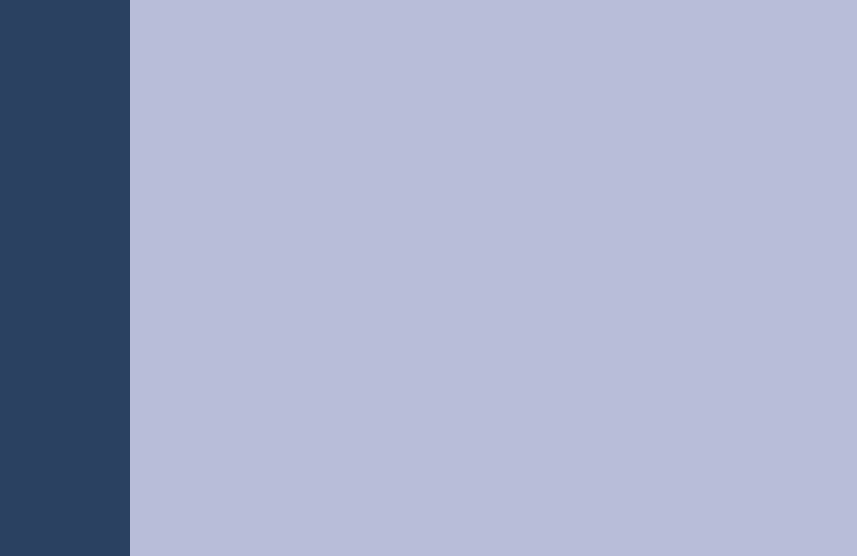
Before: the Qt Designer form cliente.ui in FernandoHS-0/ProyectoIS2, drawn with Qt 5.
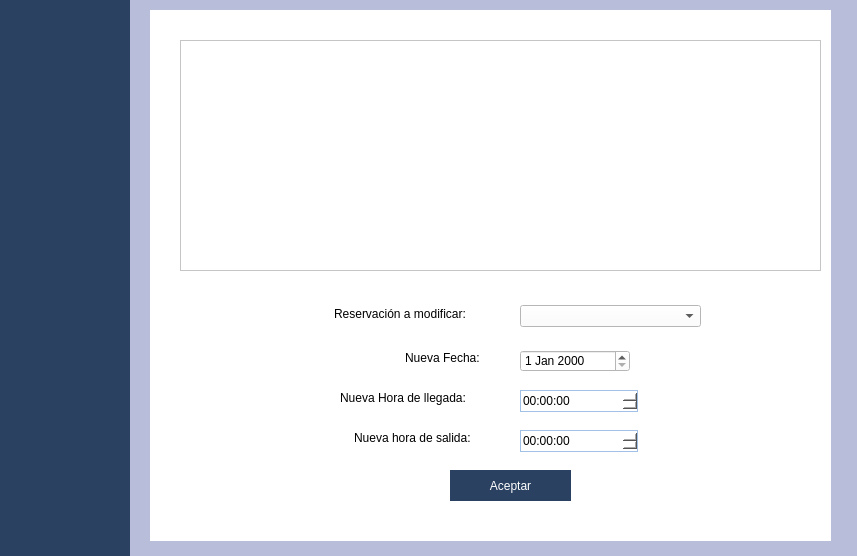
After: the same form once the commit is applied. The open tabs and pages were chosen to show the change. Icons and pictures are not drawn.

The edit to the form file:
```diff
--- a/cliente.ui
+++ b/cliente.ui
@@ -394,7 +394,168 @@
      </widget>
     </widget>
    </widget>
-   <widget class="QWidget" name="page_2"/>
+   <widget class="QWidget" name="page_2">
+    <widget class="QWidget" name="widget_5" native="true">
+     <property name="geometry">
+      <rect>
+       <x>20</x>
+       <y>10</y>
+       <width>681</width>
+       <height>531</height>
+      </rect>
+     </property>
+     <property name="styleSheet">
+      <string notr="true">QWidget{
+	background-color: white;
+}
+
+QLabel{
+	font: 12pt &quot;Corbel&quot;;
+	color: black,
+}
+
+QLineEdit{
+	border: 1px solid #A1C1E6;
+}
+
+QTimeEdit{
+	border: 1px solid #A1C1E6;
+	font: 10pt &quot;Corbel&quot;;
+}
+
+QCalendarWidget{
+	border: 1px solid #A1C1E6;
+}</string>
+     </property>
+     <widget class="QTableWidget" name="Registros">
+      <property name="geometry">
+       <rect>
+        <x>30</x>
+        <y>30</y>
+        <width>641</width>
+        <height>231</height>
+       </rect>
+      </property>
+     </widget>
+     <widget class="QTimeEdit" name="NuevaLlegada">
+      <property name="geometry">
+       <rect>
+        <x>370</x>
+        <y>380</y>
+        <width>118</width>
+        <height>22</height>
+       </rect>
+      </property>
+     </widget>
+     <widget class="QLabel" name="label_13">
+      <property name="geometry">
+       <rect>
+        <x>184</x>
+        <y>296</y>
+        <width>161</width>
+        <height>16</height>
+       </rect>
+      </property>
+      <property name="text">
+       <string>Reservación a modificar:</string>
+      </property>
+     </widget>
+     <widget class="QLabel" name="label_16">
+      <property name="geometry">
+       <rect>
+        <x>204</x>
+        <y>420</y>
+        <width>141</width>
+        <height>16</height>
+       </rect>
+      </property>
+      <property name="text">
+       <string>Nueva hora de salida:</string>
+      </property>
+     </widget>
+     <widget class="QTimeEdit" name="NuevaSalida">
+      <property name="geometry">
+       <rect>
+        <x>370</x>
+        <y>420</y>
+        <width>118</width>
+        <height>22</height>
+       </rect>
+      </property>
+     </widget>
+     <widget class="QLabel" name="label_15">
+      <property name="geometry">
+       <rect>
+        <x>190</x>
+        <y>380</y>
+        <width>161</width>
+        <height>16</height>
+       </rect>
+      </property>
+      <property name="text">
+       <string>Nueva Hora de llegada:</string>
+      </property>
+     </widget>
+     <widget class="QPushButton" name="pushButton_2">
+      <property name="geometry">
+       <rect>
+        <x>300</x>
+        <y>460</y>
+        <width>121</width>
+        <height>31</height>
+       </rect>
+      </property>
+      <property name="styleSheet">
+       <string notr="true">QPushButton{
+	background-color: #2A4161;
+	color: white;
+	font: 10pt &quot;Corbel&quot;;
+	border: none;
+}
+
+QPushButton:Hover{
+	background-color: #C2C9F2;
+}</string>
+      </property>
+      <property name="text">
+       <string>Aceptar</string>
+      </property>
+     </widget>
+     <widget class="QLabel" name="label_14">
+      <property name="geometry">
+       <rect>
+        <x>255</x>
+        <y>340</y>
+        <width>91</width>
+        <height>16</height>
+       </rect>
+      </property>
+      <property name="text">
+       <string>Nueva Fecha:</string>
+      </property>
+     </widget>
+     <widget class="QDateEdit" name="NuevaFecha">
+      <property name="geometry">
+       <rect>
+        <x>370</x>
+        <y>340</y>
+        <width>110</width>
+        <height>22</height>
+       </rect>
+      </property>
+     </widget>
+     <widget class="QComboBox" name="Reservaciones">
+      <property name="geometry">
+       <rect>
+        <x>370</x>
+        <y>295</y>
+        <width>181</width>
+        <height>22</height>
+       </rect>
+      </property>
+     </widget>
+    </widget>
+   </widget>
    <widget class="QWidget" name="widget_3">
     <widget class="QWidget" name="widget_4" native="true">
      <property name="geometry">
```
Left out of the diff: 4 changed lines with no effect on the pictures.
